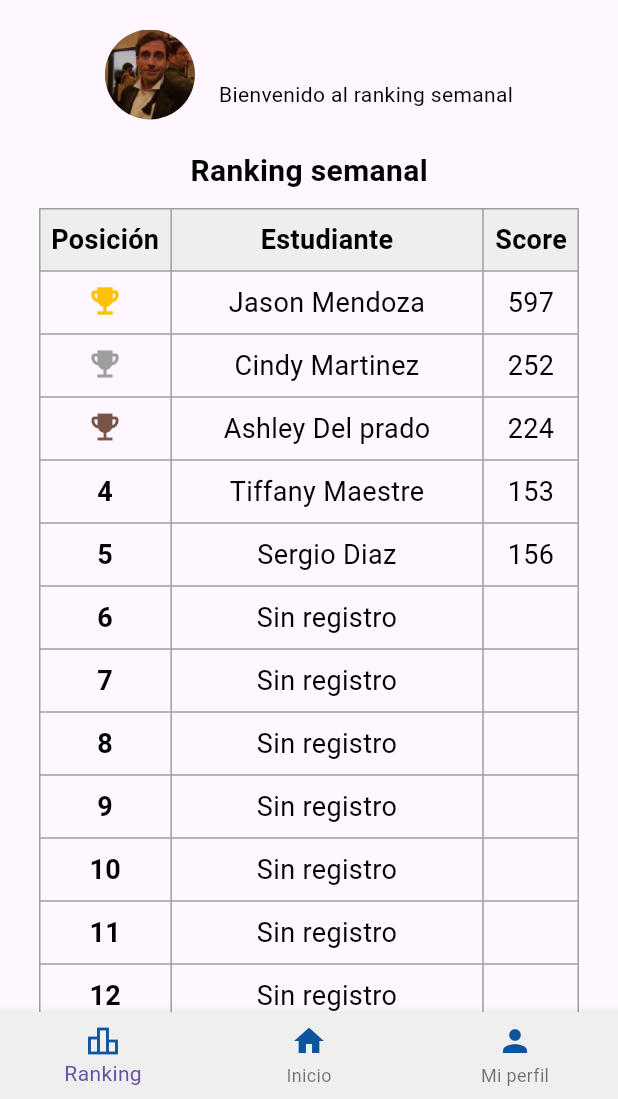
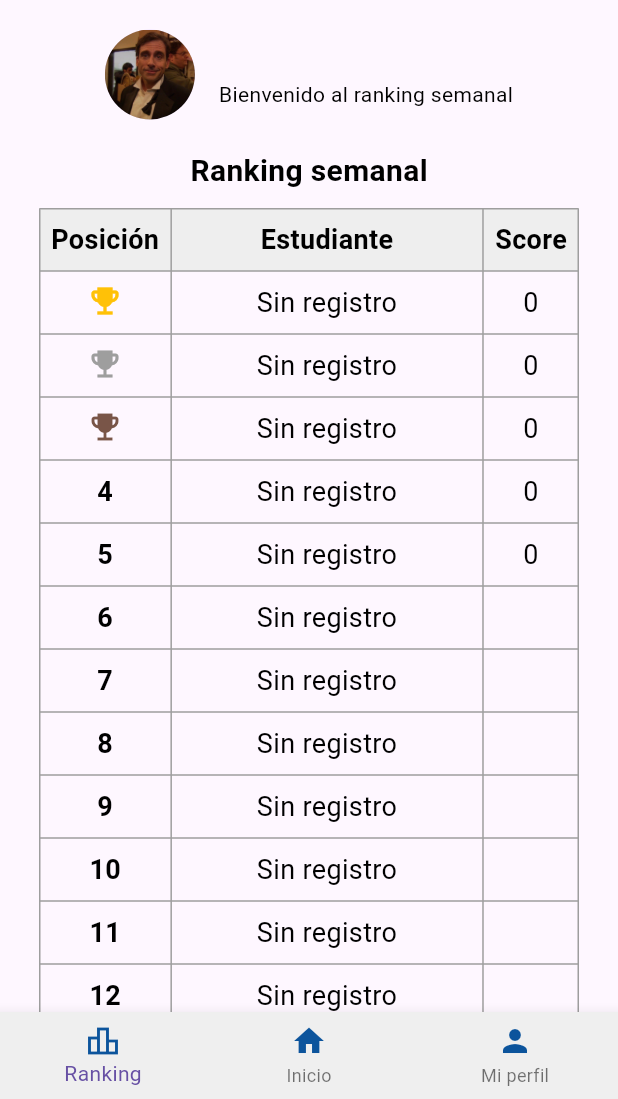
Before and after one commit to JuanSebLopez/edupro, a Flutter app: the StatisticsPage screen opened by its route, on a phone screen of 412 x 824 dp, the part 137-1236 px from its top. Run offline on Flutter 3.47's test engine with Material 3 defaults, Android fonts, the phone set to English and light mode, and no system bars; our stand-ins replace cloud_firestore, firebase_core, get, google_fonts, shared_preferences; accounts and stored records are empty.

Commit message:
al fin salimos de eso

```diff
--- a/lib/services/auth_service.dart
+++ b/lib/services/auth_service.dart
@@ -113,7 +113,7 @@ class AuthService {
 
       QuerySnapshot documentQuery = await _firestore
           .collection('user')
-          .where('document', isEqualTo: userData['document'])
+          .where('document', isEqualTo: userData['id'])
           .get();
 
       QuerySnapshot phoneQuery = await _firestore
--- a/lib/ui/views/home/statistics_screen.dart
+++ b/lib/ui/views/home/statistics_screen.dart
@@ -93,11 +93,11 @@ class RankingTable extends StatelessWidget {
   @override
   Widget build(BuildContext context) {
     final List<Map<String, dynamic>> rankingData = [
-      {'name': 'Jason Mendoza', 'score': 597},
-      {'name': 'Cindy Martinez', 'score': 252},
-      {'name': 'Ashley Del prado', 'score': 224},
-      {'name': 'Tiffany Maestre', 'score': 153},
-      {'name': 'Sergio Diaz', 'score': 156},
+      {'name': 'Sin registro', 'score': 0},
+      {'name': 'Sin registro', 'score': 0},
+      {'name': 'Sin registro', 'score': 0},
+      {'name': 'Sin registro', 'score': 0},
+      {'name': 'Sin registro', 'score': 0},
     ];
 
     return Padding(
```
Also changed, not shown: lib/ui/views/home/profile_screen.dart (+0 -7 lines).
